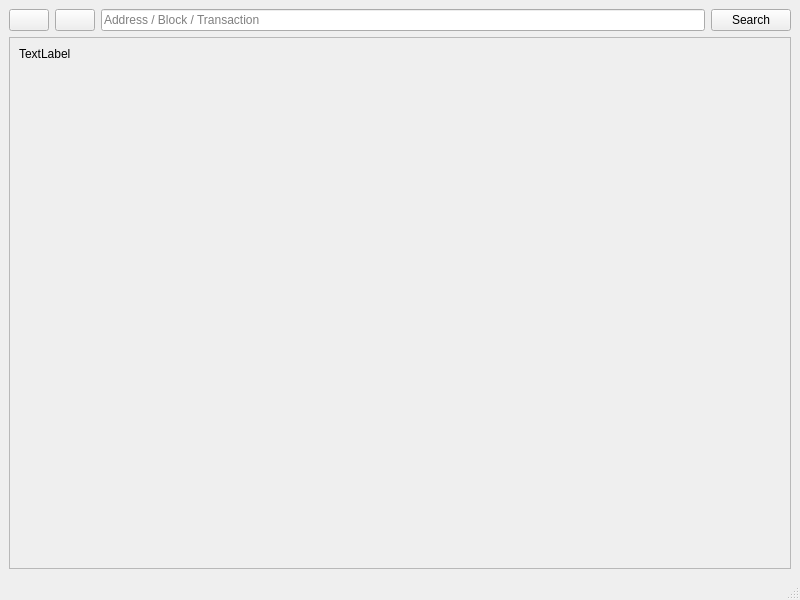
The window that src/qt/forms/blockexplorer.ui (LUX-Core/lux) describes before a commit, drawn with Qt 5.
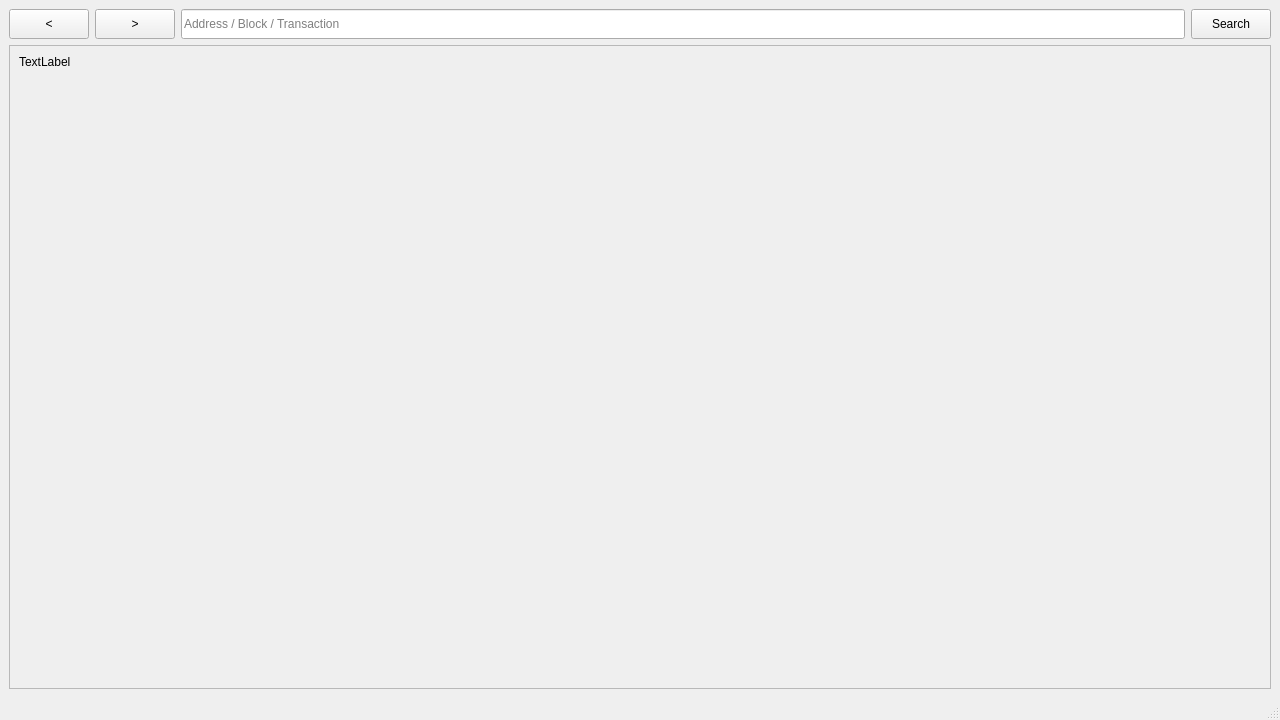
The same window after the commit. Icons and pictures are not drawn.

Commit message:
QT: link block explorer addresses to the indexes
- fix the internal blockexplorer navigation buttons layout
- handle correctly the pubkey vs pubkeyhash highlights
- hide the unused/empty menu bar
- improve address history perfs with index deltas
- rework explorer styles to fit our palette
- hide the hundred of unrelated outputs from pool payouts from addr history

```diff
--- a/src/qt/forms/blockexplorer.ui
+++ b/src/qt/forms/blockexplorer.ui
@@ -6,8 +6,8 @@
    <rect>
     <x>0</x>
     <y>0</y>
-    <width>800</width>
-    <height>600</height>
+    <width>1280</width>
+    <height>720</height>
    </rect>
   </property>
   <property name="windowTitle">
@@ -22,8 +22,20 @@
       </property>
       <item>
        <widget class="QPushButton" name="back">
+        <property name="sizePolicy">
+         <sizepolicy hsizetype="Minimum" vsizetype="Fixed">
+          <horstretch>0</horstretch>
+          <verstretch>0</verstretch>
+         </sizepolicy>
+        </property>
+        <property name="minimumSize">
+         <size>
+          <width>0</width>
+          <height>30</height>
+         </size>
+        </property>
         <property name="text">
-         <string/>
+         <string>&lt;</string>
         </property>
         <property name="icon">
          <iconset resource="../lux.qrc">
@@ -36,8 +48,20 @@
       </item>
       <item>
        <widget class="QPushButton" name="forward">
+        <property name="sizePolicy">
+         <sizepolicy hsizetype="Minimum" vsizetype="Fixed">
+          <horstretch>0</horstretch>
+          <verstretch>0</verstretch>
+         </sizepolicy>
+        </property>
+        <property name="minimumSize">
+         <size>
+          <width>0</width>
+          <height>30</height>
+         </size>
+        </property>
         <property name="text">
-         <string/>
+         <string>&gt;</string>
         </property>
         <property name="icon">
          <iconset resource="../lux.qrc">
@@ -56,7 +80,7 @@
         <property name="minimumSize">
          <size>
           <width>0</width>
-          <height>0</height>
+          <height>30</height>
          </size>
         </property>
         <property name="inputMask">
@@ -81,7 +105,7 @@
         <property name="minimumSize">
          <size>
           <width>0</width>
-          <height>0</height>
+          <height>30</height>
          </size>
         </property>
         <property name="maximumSize">
@@ -116,8 +140,8 @@
         <rect>
          <x>0</x>
          <y>0</y>
-         <width>780</width>
-         <height>498</height>
+         <width>1600</width>
+         <height>800</height>
         </rect>
        </property>
        <layout class="QHBoxLayout" name="horizontalLayout_2">
```
Left out of the diff: 4 changed lines with no effect on the pictures. The commit also changes 1 other file.
